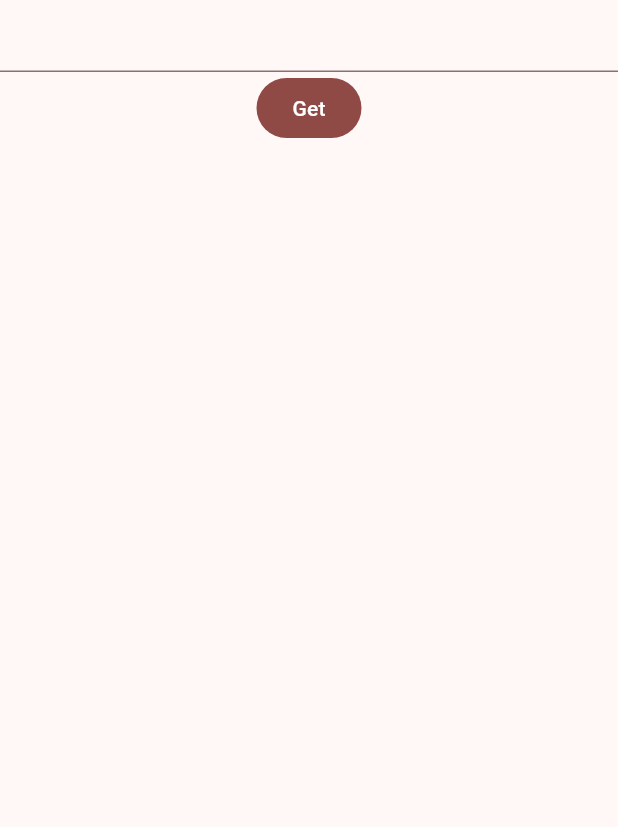
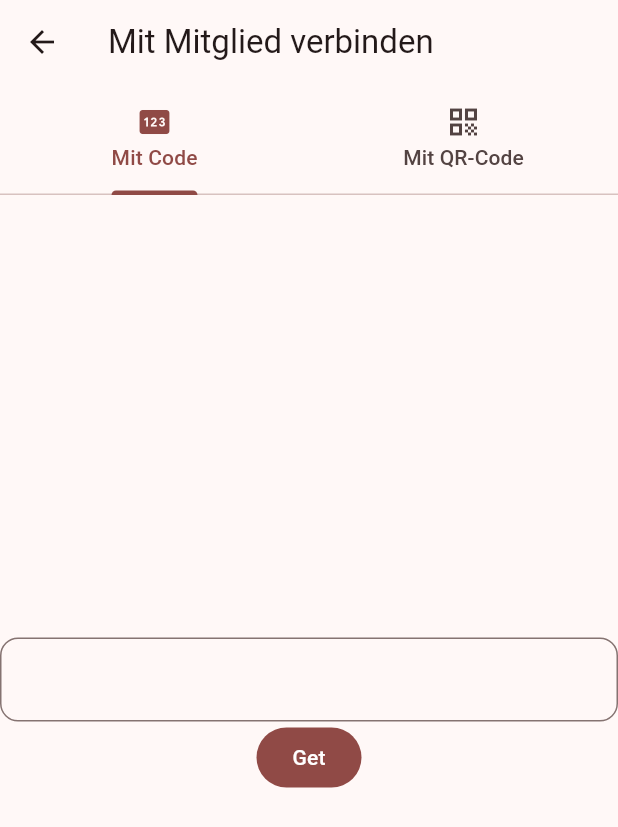
Before and after one commit to flavianz/tv-oberwil, a Flutter app: the Assignment screen opened directly, on a phone screen of 412 x 824 dp. Shown: the top 827 px of the screen. Run offline on Flutter 3.47's test engine with Material 3 defaults, Android fonts, the phone set to English and light mode, and no system bars; our stand-ins replace cloud_firestore, cloud_functions, diacritic, firebase_auth, firebase_core, flutter_riverpod and 2 more; missing offline and left inert: firebase_ui_auth, firebase_ui_oauth_google; accounts and stored records are empty.

Commit message:
some visual improvement for member assignment

```diff
--- a/lib/screens/norole/assignment.dart
+++ b/lib/screens/norole/assignment.dart
@@ -13,11 +13,32 @@ class _AssignmentState extends State<Assignment> {
 
   @override
   Widget build(BuildContext context) {
-    return Scaffold(
-      body: Center(
-        child: Column(
+    return DefaultTabController(
+      length: 2,
+      child: Scaffold(
+        appBar: AppBar(
+          title: Text("Mit Mitglied verbinden"),
+          bottom: TabBar(
+            tabs: [
+              Tab(text: "Mit Code", icon: Icon(Icons.pin)),
+              Tab(text: "Mit QR-Code", icon: Icon(Icons.qr_code)),
+            ],
+          ),
+        ),
+        body: TabBarView(
           children: [
-            TextField(controller: controller),
+            Column(
+              mainAxisAlignment: MainAxisAlignment.center,
+              crossAxisAlignment: CrossAxisAlignment.center,
+              children: [
+                TextField(
+                  controller: controller,
+                  decoration: InputDecoration(
+                    border: OutlineInputBorder(
+                      borderRadius: BorderRadius.circular(12),
+                    ),
+                  ),
+                ),
                 FilledButton(
                   onPressed: () {
                     FirebaseFunctions.instanceFor(region: "europe-west3")
@@ -28,6 +49,9 @@ class _AssignmentState extends State<Assignment> {
                 ),
               ],
             ),
+            Center(),
+          ],
+        ),
       ),
     );
   }
--- a/pubspec.yaml
+++ b/pubspec.yaml
@@ -44,6 +44,7 @@ dependencies:
   flutter_riverpod: ^2.6.1
   diacritic: ^0.1.6
   cloud_functions: ^5.6.2
+  qr_flutter: ^4.1.0
 
 dev_dependencies:
   flutter_test:
```
Also changed, not shown: lib/components/app.dart (+6 -2 lines), lib/screens/admin/member_details.dart (+66 -6 lines), pubspec.lock. Lines whose indentation alone changed are shown as unchanged.
